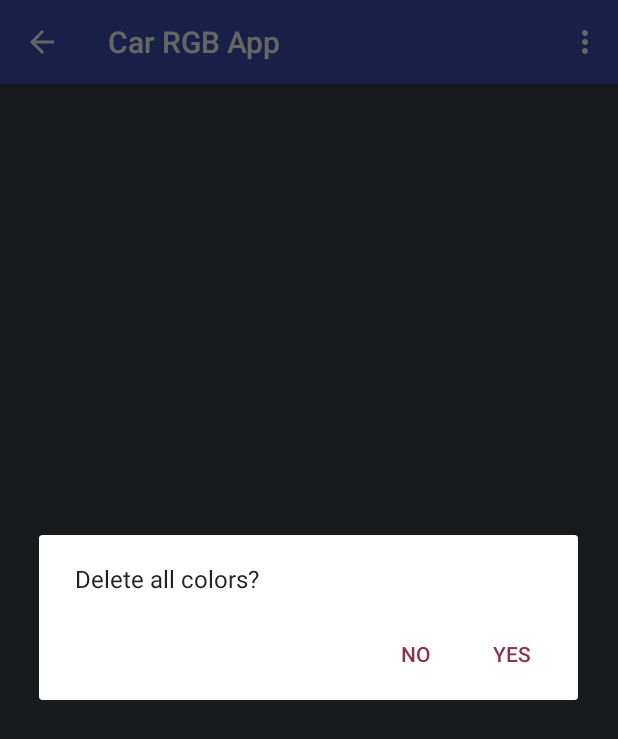
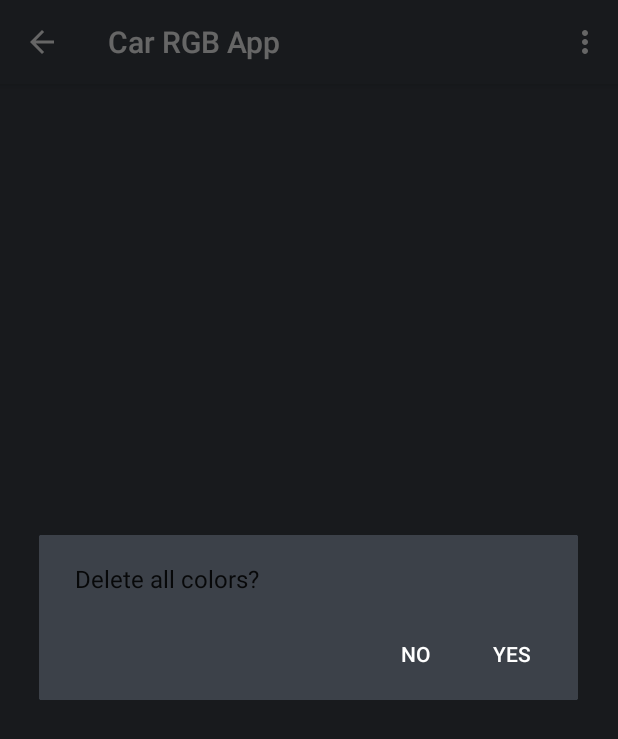
Before and after one commit to S4NDER/RGBArduinoApp, an Android app: the ColorBrowsingActivity screen opened directly, with no data from a screen before it, in the options menu, after a tap on "Delete all", on a phone screen of 412 x 824 dp. Shown: the top 739 px of the screen. Run offline under Robolectric (Android 15) with nearby library versions, the phone set to English and light mode, and no system bars; our stand-ins replace Room's generated code.

Commit message:
Implemented a dark theme on the whole app

```diff
--- a/app/src/main/AndroidManifest.xml
+++ b/app/src/main/AndroidManifest.xml
@@ -24,13 +24,14 @@
             </intent-filter>
         </activity>
         <activity
+            android:theme="@style/AppTheme"
             android:name=".SettingsActivity"
             android:label="@string/title_activity_settings" />
         <activity
             android:screenOrientation="portrait"
             android:name=".ColorBrowsingActivity"
             android:label="@string/app_name"
-            android:theme="@style/AppTheme.NoActionBar"></activity>
+            android:theme="@style/AppTheme"></activity>
     </application>
 
 </manifest>
--- a/app/src/main/java/com/jansen/sander/carrgbapp/ColorBrowsingActivity.java
+++ b/app/src/main/java/com/jansen/sander/carrgbapp/ColorBrowsingActivity.java
@@ -4,6 +4,7 @@ import android.app.AlertDialog;
 import android.content.DialogInterface;
 import android.content.Intent;
 import android.graphics.Canvas;
+import android.graphics.Color;
 import android.os.AsyncTask;
 import android.os.Bundle;
 import android.support.design.widget.Snackbar;
@@ -16,6 +17,7 @@ import android.support.v7.widget.helper.ItemTouchHelper;
 import android.util.Log;
 import android.view.Menu;
 import android.view.MenuItem;
+import android.view.View;
 import android.widget.SeekBar;
 
 import java.io.IOException;
@@ -25,6 +27,7 @@ import java.util.List;
 
 public class ColorBrowsingActivity extends AppCompatActivity {
 
+    private Snackbar mySnackbar;
     private int cid;
     private CustomColorDataAdapter mAdapter;
     private SwipeController swipeController;
@@ -36,9 +39,11 @@ public class ColorBrowsingActivity extends AppCompatActivity {
     protected void onCreate(Bundle savedInstanceState) {
         super.onCreate(savedInstanceState);
         setContentView(R.layout.activity_color_browsing);
-        Toolbar myToolbar = (Toolbar) findViewById(R.id.toolbar);
-        setSupportActionBar(myToolbar);
+//        Toolbar myToolbar = (Toolbar) findViewById(R.id.toolbar);
+//        setSupportActionBar(myToolbar);
         setupActionBar();
+        View sbView = MainActivity.mySnackbar.getView();
+        sbView.setBackgroundColor(Color.parseColor("#3C4149"));
 
         getAllSavedColors();
     }
@@ -179,7 +184,7 @@ public class ColorBrowsingActivity extends AppCompatActivity {
                 finish();
 
             } else {
-                Snackbar mySnackbar = Snackbar.make(getWindow().getDecorView().findViewById(android.R.id.content), "Could not load color", Snackbar.LENGTH_LONG);
+                mySnackbar.setText("Could not load color");
                 mySnackbar.show();
             }
         }
--- a/app/src/main/res/layout/activity_color_browsing.xml
+++ b/app/src/main/res/layout/activity_color_browsing.xml
@@ -12,20 +12,6 @@
 
     </android.support.constraint.ConstraintLayout>
 
-    <android.support.design.widget.AppBarLayout
-        android:layout_width="match_parent"
-        android:layout_height="wrap_content"
-        android:theme="@style/AppTheme.AppBarOverlay">
-
-        <android.support.v7.widget.Toolbar
-            android:id="@+id/toolbar"
-            android:layout_width="match_parent"
-            android:layout_height="?attr/actionBarSize"
-            android:background="?attr/colorPrimary"
-            app:popupTheme="@style/AppTheme.PopupOverlay" />
-
-    </android.support.design.widget.AppBarLayout>
-
     <include
         layout="@layout/content_color_browsing"
         android:layout_width="match_parent"
--- a/app/src/main/res/layout/activity_main.xml
+++ b/app/src/main/res/layout/activity_main.xml
@@ -5,7 +5,7 @@
     android:id="@+id/constraintLayout"
     android:layout_width="match_parent"
     android:layout_height="match_parent"
-    android:background="#3C4149"
+    android:background="@color/colorTheme"
     tools:context="com.jansen.sander.carrgbapp.MainActivity">
 
     <TextView
--- a/app/src/main/res/layout/color_row.xml
+++ b/app/src/main/res/layout/color_row.xml
@@ -12,7 +12,7 @@
     <LinearLayout
         android:layout_width="match_parent"
         android:layout_height="wrap_content"
-        android:background="#3C4149"
+        android:background="@color/colorTheme"
         android:orientation="vertical"
         android:padding="8dp">
 
--- a/app/src/main/res/layout/content_color_browsing.xml
+++ b/app/src/main/res/layout/content_color_browsing.xml
@@ -5,12 +5,11 @@
     xmlns:tools="http://schemas.android.com/tools"
     android:layout_width="match_parent"
     android:layout_height="match_parent"
-    android:background="#3C4149"
+    android:background="@color/colorTheme"
     tools:context="com.jansen.sander.carrgbapp.ColorBrowsingActivity">
 
     <android.support.v7.widget.RecyclerView
         android:id="@+id/recyclerView"
-        android:paddingTop="?attr/actionBarSize"
         android:layout_width="match_parent"
         android:layout_height="match_parent"
         android:clipToPadding="false"
--- a/app/src/main/res/values/colors.xml
+++ b/app/src/main/res/values/colors.xml
@@ -3,4 +3,5 @@
     <color name="colorPrimary">#3F51B5</color>
     <color name="colorPrimaryDark">#303F9F</color>
     <color name="colorAccent">#8b3050</color>
+    <color name="colorTheme">#3C4149</color>
 </resources>
--- a/app/src/main/res/values/styles.xml
+++ b/app/src/main/res/values/styles.xml
@@ -1,11 +1,11 @@
-<resources>
+<resources xmlns:tools="http://schemas.android.com/tools">
 
     <!-- Base application theme. -->
     <style name="AppTheme" parent="Theme.AppCompat.Light.DarkActionBar">
         <!-- Customize your theme here. -->
-        <item name="colorPrimary">@color/colorPrimary</item>
-        <item name="colorPrimaryDark">@color/colorPrimaryDark</item>
-        <item name="colorAccent">@color/colorAccent</item>
+        <item name="android:background">@color/colorTheme</item>
+        <item name="android:textColor">#FFFFFF</item>
+
     </style>
 
     <style name="AppTheme.NoActionBar">
@@ -13,6 +13,11 @@
         <item name="windowNoTitle">true</item>
     </style>
 
+    <style name="prefScreen" parent="AppTheme">
+        <item name="android:textColor">#FFFFFF</item>
+        <item name="android:background">@color/colorTheme</item>
+    </style>
+
     <style name="AppTheme.AppBarOverlay" parent="ThemeOverlay.AppCompat.Dark.ActionBar" />
 
     <style name="AppTheme.PopupOverlay" parent="ThemeOverlay.AppCompat.Light" />
--- a/app/src/main/res/xml/pref_general.xml
+++ b/app/src/main/res/xml/pref_general.xml
@@ -4,6 +4,7 @@
 
         <EditTextPreference
             android:defaultValue="98:D3:32:11:02:9D"
+            android:textColor="#FFFFFF"
             android:key="pref_mac_arduino"
             android:selectAllOnFocus="true"
             android:singleLine="true"
```
Also changed, not shown: app/src/main/java/com/jansen/sander/carrgbapp/MainActivity.java (+22 -20 lines).
